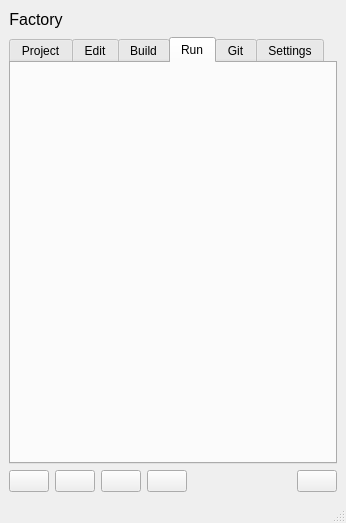
Old version of the form mainwindow.ui in the repository jplozf/Factory.
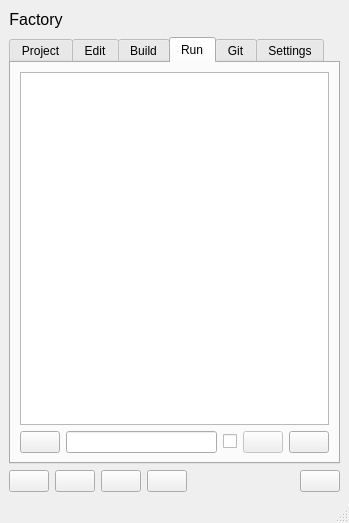
New version of the form. The open tabs and pages were chosen to show the change. Icons and pictures are not drawn.

Diff of the .ui file:
```diff
--- a/mainwindow.ui
+++ b/mainwindow.ui
@@ -6,7 +6,7 @@
    <rect>
     <x>0</x>
     <y>0</y>
-    <width>346</width>
+    <width>349</width>
     <height>523</height>
    </rect>
   </property>
@@ -270,6 +270,75 @@
        <attribute name="title">
         <string>Run</string>
        </attribute>
+       <layout class="QGridLayout" name="gridLayout_6">
+        <item row="0" column="0">
+         <layout class="QVBoxLayout" name="verticalLayout_4">
+          <item>
+           <widget class="QTextEdit" name="txtRunOutput">
+            <property name="font">
+             <font>
+              <family>Cascadia Mono</family>
+             </font>
+            </property>
+           </widget>
+          </item>
+          <item>
+           <layout class="QHBoxLayout" name="horizontalLayout_7">
+            <item>
+             <widget class="QPushButton" name="btnDoRun">
+              <property name="text">
+               <string/>
+              </property>
+              <property name="icon">
+               <iconset resource="Factory.qrc">
+                <normaloff>:/icons/icons/Player Play.png</normaloff>:/icons/icons/Player Play.png</iconset>
+              </property>
+             </widget>
+            </item>
+            <item>
+             <widget class="QLineEdit" name="txtRunCommand"/>
+            </item>
+            <item>
+             <widget class="QCheckBox" name="chkRunTerminal">
+              <property name="text">
+               <string/>
+              </property>
+              <property name="icon">
+               <iconset resource="Factory.qrc">
+                <normaloff>:/icons/icons/Computer.png</normaloff>:/icons/icons/Computer.png</iconset>
+              </property>
+             </widget>
+            </item>
+            <item>
+             <widget class="QPushButton" name="btnStopRun">
+              <property name="enabled">
+               <bool>false</bool>
+              </property>
+              <property name="text">
+               <string/>
+              </property>
+              <property name="icon">
+               <iconset resource="Factory.qrc">
+                <normaloff>:/icons/icons/Close.png</normaloff>:/icons/icons/Close.png</iconset>
+              </property>
+             </widget>
+            </item>
+            <item>
+             <widget class="QPushButton" name="btnDoSaveRun">
+              <property name="text">
+               <string/>
+              </property>
+              <property name="icon">
+               <iconset resource="Factory.qrc">
+                <normaloff>:/icons/icons/Save.png</normaloff>:/icons/icons/Save.png</iconset>
+              </property>
+             </widget>
+            </item>
+           </layout>
+          </item>
+         </layout>
+        </item>
+       </layout>
       </widget>
       <widget class="QWidget" name="boxGit">
        <attribute name="title">
```
Left out of the diff: 88 changed lines with no effect on the pictures.
